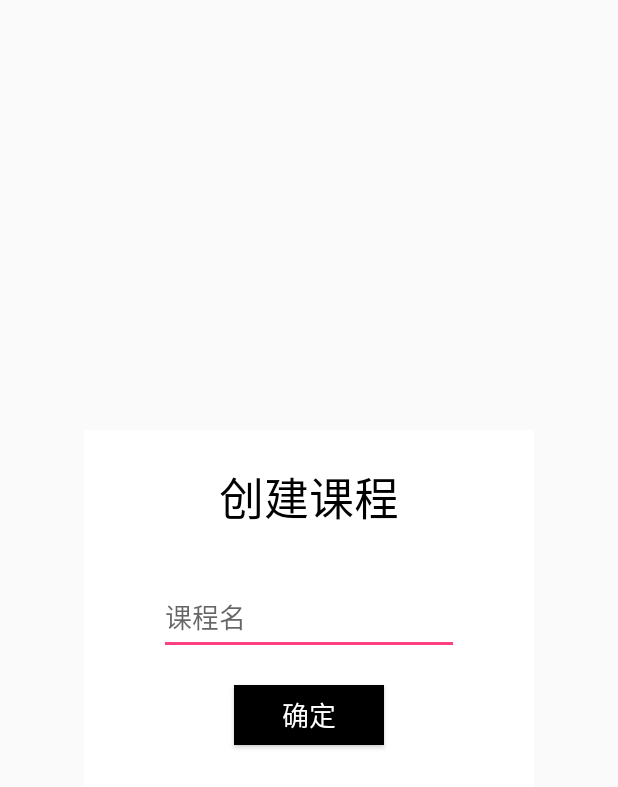
After one commit to zhanzongyuan/MyTA, an Android app: the layout dialog_add_course.xml on its own in the app's theme, with its tools: preview values and no code run, on a phone screen of 412 x 824 dp. The commit adds this screen. Shown: the top 787 px of the screen. Run offline under Robolectric (Android 15) with nearby library versions, the phone set to English and light mode, and no system bars; network calls fail.

Commit message:
Course list view update.

```diff
--- a/app/src/main/java/four/awesome/myta/MainActivity.java
+++ b/app/src/main/java/four/awesome/myta/MainActivity.java
@@ -59,7 +59,7 @@ public class MainActivity extends AppCompatActivity implements ViewPager.OnPageC
 
         // TODO: Put data to three different fragments.
         fragmentAssignment = AssignmentFragment.newInstance();
-        fragmentCourse = CourseFragment.newInstance();
+        fragmentCourse = CourseFragment.newInstance("");
         fragmentUser = UserFragment.newInstance();
     }
     /**
--- a/app/src/main/res/layout/course_list_group.xml
+++ b/app/src/main/res/layout/course_list_group.xml
@@ -13,14 +13,14 @@
         android:text="线性代数"
         android:textSize="30sp"
         android:textColor="@color/black"
-        android:layout_marginStart="20dp"/>
+        android:layout_marginStart="50dp"/>
 
     <TextView
         android:id="@+id/textview_teacher_name"
         android:layout_width="wrap_content"
         android:layout_height="wrap_content"
         android:text="吴向军"
-        android:layout_marginStart="20dp"
+        android:layout_marginStart="50dp"
         android:textSize="15sp"
         android:layout_marginBottom="20dp"/>
 
--- /dev/null
+++ b/app/src/main/res/layout/dialog_add_course.xml
@@ -0,0 +1,39 @@
+<?xml version="1.0" encoding="utf-8"?>
+<LinearLayout xmlns:android="http://schemas.android.com/apk/res/android"
+    android:layout_width="300dp"
+    android:layout_height="250dp"
+    android:gravity="center_horizontal"
+    android:orientation="vertical"
+    android:layout_gravity="center"
+    android:background="@color/white">
+
+    <TextView
+        android:layout_width="match_parent"
+        android:layout_height="50dp"
+        android:text="创建课程"
+        android:gravity="center"
+        android:textSize="30sp"
+        android:layout_margin="20dp"
+        android:textColor="@color/black"/>
+
+    <EditText
+        android:id="@+id/new_course_name"
+        android:layout_width="200dp"
+        android:layout_height="50dp"
+        android:hint="课程名"
+        android:layout_margin="10dp"/>
+
+
+
+    <Button
+        android:id="@+id/button_ok"
+        android:layout_width="100dp"
+        android:layout_height="40dp"
+        android:layout_margin="10dp"
+        android:text="确定"
+        android:background="@color/black"
+        android:textColor="@color/white"
+        android:textSize="18sp"/>
+
+
+</LinearLayout>
```
Also changed, not shown: app/src/main/java/four/awesome/myta/adapter/MyCourseListAdapter.java (added, +101 -0 lines), app/src/main/java/four/awesome/myta/adapter/MyExpandAdapter.java (deleted, +0 -128 lines), app/src/main/java/four/awesome/myta/fragments/CourseFragment.java (+87 -10 lines), app/src/main/res/drawable/ic_add_black_24dp.xml (added, +9 -0 lines), app/src/main/res/layout/fragment_course.xml (+22 -6 lines).
